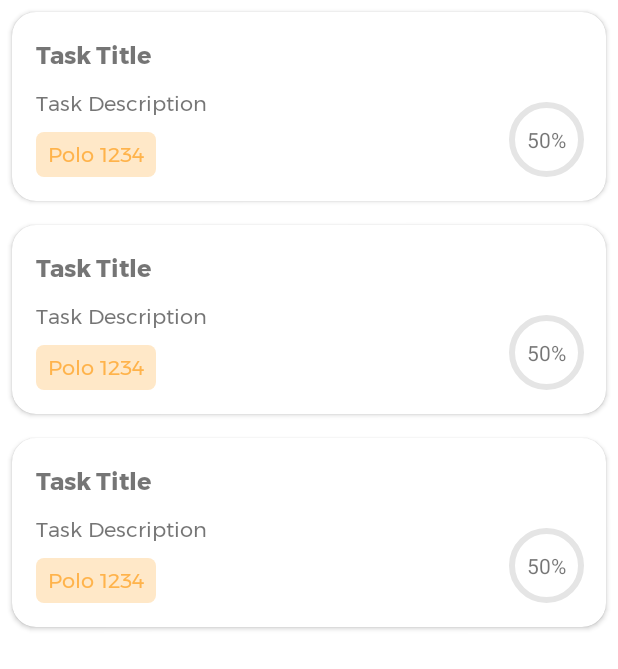
After one commit to saoudiabderraouf/AutoLib-maintain, an Android app: the layout task_pager_layout.xml on its own in the app's theme, with its tools: preview values and no code run, on a phone screen of 412 x 824 dp. The commit adds this screen. Shown: the top 669 px of the screen. Run offline under Robolectric (Android 15) with nearby library versions, the phone set to English and light mode, and no system bars; network calls fail.

Commit message:
Added tasks RecyclerView in DashboardFragment

```diff
--- a/app/build.gradle
+++ b/app/build.gradle
@@ -119,4 +119,8 @@ dependencies {
     // SingleRowCalendar
     implementation 'com.michalsvec:single-row-calednar:1.0.0'
 
+    // ViewPager2
+    implementation("androidx.viewpager2:viewpager2:1.0.0")
+
+
 }
--- /dev/null
+++ b/app/src/main/res/drawable/circular_progress_background.xml
@@ -0,0 +1,8 @@
+<?xml version="1.0" encoding="utf-8"?>
+<shape xmlns:android="http://schemas.android.com/apk/res/android"
+    android:shape="oval">
+
+    <stroke android:color="@color/gris"
+        android:width="4dp"/>
+
+</shape>
--- /dev/null
+++ b/app/src/main/res/layout/task_dashboard_item_layout.xml
@@ -0,0 +1,85 @@
+<?xml version="1.0" encoding="utf-8"?>
+<androidx.cardview.widget.CardView xmlns:android="http://schemas.android.com/apk/res/android"
+    xmlns:app="http://schemas.android.com/apk/res-auto"
+    xmlns:tools="http://schemas.android.com/tools"
+    android:layout_width="match_parent"
+    android:layout_height="wrap_content"
+    android:layout_margin="8dp"
+    app:cardCornerRadius="16dp">
+
+    <androidx.constraintlayout.widget.ConstraintLayout
+        android:layout_width="match_parent"
+        android:layout_height="match_parent">
+
+
+        <TextView
+            android:id="@+id/textTaskDashboardTitle"
+            android:layout_width="wrap_content"
+            android:layout_height="wrap_content"
+            android:layout_marginStart="16dp"
+            android:layout_marginTop="16dp"
+            android:fontFamily="@font/montserrat_bold"
+            android:text="Task Title"
+            android:textSize="16sp"
+            app:layout_constraintEnd_toStartOf="@+id/guideline2"
+            app:layout_constraintHorizontal_bias="0.0"
+            app:layout_constraintStart_toStartOf="parent"
+            app:layout_constraintTop_toTopOf="parent" />
+
+        <TextView
+            android:id="@+id/textTaskDashboardDescruption"
+            android:layout_width="wrap_content"
+            android:layout_height="wrap_content"
+            android:layout_marginStart="16dp"
+            android:layout_marginTop="8dp"
+            android:fontFamily="@font/montserrat"
+            android:text="Task Description"
+            app:layout_constraintEnd_toStartOf="@+id/guideline2"
+            app:layout_constraintHorizontal_bias="0.0"
+            app:layout_constraintStart_toStartOf="parent"
+            app:layout_constraintTop_toBottomOf="@+id/textTaskDashboardTitle" />
+
+        <TextView
+            android:id="@+id/textTaskDashboardVehicule"
+            android:layout_width="wrap_content"
+            android:layout_height="wrap_content"
+            android:layout_marginStart="16dp"
+            android:layout_marginTop="8dp"
+            android:layout_marginBottom="16dp"
+            android:background="@drawable/rounded_corners_textview"
+            android:fontFamily="@font/montserrat"
+            android:paddingHorizontal="8dp"
+            android:paddingVertical="4dp"
+            android:text="Polo 1234"
+            android:textColor="#FFB34B"
+            app:layout_constraintBottom_toBottomOf="parent"
+            app:layout_constraintEnd_toStartOf="@+id/guideline2"
+            app:layout_constraintHorizontal_bias="0.0"
+            app:layout_constraintStart_toStartOf="parent"
+            app:layout_constraintTop_toBottomOf="@+id/textTaskDashboardDescruption" />
+
+        <TextView
+            android:id="@+id/textTaskDashboardProgress"
+            android:layout_width="50dp"
+            android:layout_height="50dp"
+            android:layout_marginStart="16dp"
+            android:layout_marginEnd="16dp"
+            android:layout_marginBottom="16dp"
+            android:text="50%"
+            android:padding="8dp"
+            android:gravity="center"
+            android:background="@drawable/circular_progress_background"
+            app:layout_constraintBottom_toBottomOf="parent"
+            app:layout_constraintEnd_toEndOf="parent"
+            app:layout_constraintStart_toStartOf="@+id/guideline2" />
+
+        <androidx.constraintlayout.widget.Guideline
+            android:id="@+id/guideline2"
+            android:layout_width="wrap_content"
+            android:layout_height="wrap_content"
+            android:orientation="vertical"
+            app:layout_constraintGuide_percent="0.8" />
+
+    </androidx.constraintlayout.widget.ConstraintLayout>
+
+</androidx.cardview.widget.CardView>
--- /dev/null
+++ b/app/src/main/res/layout/task_pager_layout.xml
@@ -0,0 +1,12 @@
+<?xml version="1.0" encoding="utf-8"?>
+<FrameLayout xmlns:android="http://schemas.android.com/apk/res/android"
+    android:layout_width="match_parent"
+    android:layout_height="match_parent"
+    xmlns:tools="http://schemas.android.com/tools">
+
+    <androidx.recyclerview.widget.RecyclerView
+        android:id="@+id/recyclerTaskDashboard"
+        android:layout_width="match_parent"
+        android:layout_height="match_parent"
+        tools:listitem="@layout/task_dashboard_item_layout"/>
+</FrameLayout>
```
Also changed, not shown: app/src/main/java/com/clovertech/autolib/ui/dashboard/DashboardFragment.kt (+67 -8 lines), app/src/main/java/com/clovertech/autolib/ui/dashboard/TaskDashboardAdapter.kt (added, +44 -0 lines), app/src/main/java/com/clovertech/autolib/ui/dashboard/TaskPagerFragment.kt (added, +42 -0 lines), app/src/main/res/layout/fragment_dashboard.xml (+25 -1 lines).
